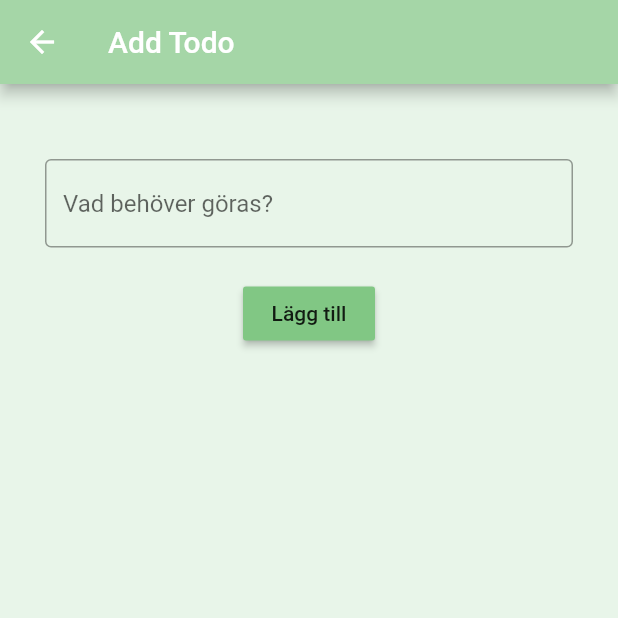
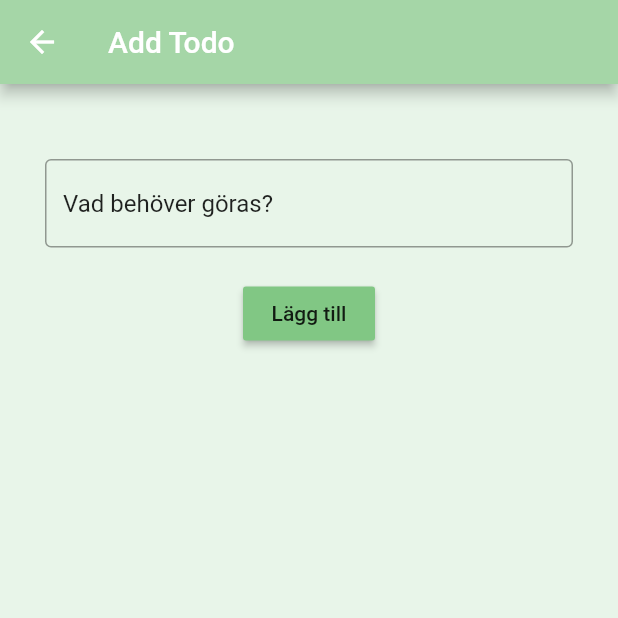
Before and after one commit to gu-tig169/gusbragsev, a Flutter app: the screen it shows after launch, after a tap on the "add circle" icon, on a phone screen of 412 x 824 dp, the top half of it. Run offline on Flutter 3.47's test engine with Material 2 defaults, Android fonts, the phone set to English and light mode, and no system bars.

Commit message:
A first try on State.

```diff
--- /dev/null
+++ b/lib/AddTodoView.dart
@@ -0,0 +1,91 @@
+import 'package:TodoApp/model.dart';
+import 'package:flutter/material.dart';
+
+class AddTodoView extends StatefulWidget {
+  final TodoRow todoRow;
+
+  AddTodoView(this.todoRow);
+
+  @override
+  State<StatefulWidget> createState() {
+    return AddTodoViewState(todoRow);
+  }
+}
+
+class AddTodoViewState extends State <AddTodoView>{
+  String todoText;
+
+  TextEditingController textEditingController;
+
+  AddTodoViewState(TodoRow todoRow) {
+    this.todoText = todoRow.todoText;
+
+    textEditingController = TextEditingController(text: todoRow.todoText);
+
+    textEditingController.addListener(() {
+      setState(() {
+        todoText = textEditingController.text;
+
+      });
+    });
+  }
+
+
+
+  @override
+  Widget build(BuildContext context) {
+    return Scaffold(
+      backgroundColor: Colors.green[50],
+      appBar: AppBar(
+        title: Text('Add Todo'),
+        backgroundColor: Colors.green[200],
+      ),
+      body: Center(
+        child: Column(
+          crossAxisAlignment: CrossAxisAlignment.start,
+          mainAxisAlignment: MainAxisAlignment.start,
+          children: [
+            Container(height: 50),
+            _todoField(),
+            Container(height: 20,),
+            _addTodo(),
+          ],
+        )
+      )
+    );
+  }
+
+  Widget _todoField() {
+    return Container(
+      margin: EdgeInsets.only(left: 30, right: 30),
+      child: TextField(
+          controller: textEditingController,
+          decoration: InputDecoration(
+          hintText: 'Vad behöver göras?',
+          fillColor: Colors.blue,
+          border: OutlineInputBorder(),
+
+        ),
+      ),
+    );
+  }
+
+  Widget _addTodo() {
+    return Row(
+      mainAxisAlignment: MainAxisAlignment.center,
+      children: [
+        RaisedButton(
+          onPressed: () {
+            Navigator.pop(
+              context,
+              TodoRow(todoText: todoText)
+            );
+          },
+          child:
+            Text('Lägg till'),
+            color: Colors.green[300],
+        ),
+      ],
+    );
+  }
+}
--- /dev/null
+++ b/lib/TodoListView.dart
@@ -0,0 +1,93 @@
+import 'package:TodoApp/model.dart';
+import 'package:flutter/material.dart';
+import 'package:provider/provider.dart';
+import 'AddTodoView.dart';
+import 'TodoList.dart';
+
+class TodoListView extends StatelessWidget {
+  @override
+  Widget build(BuildContext context) {
+    return Scaffold(
+      backgroundColor: Colors.green[50],
+      appBar: AppBar(
+        title: Text('TODO'),
+        backgroundColor: Colors.green[200],
+        actions: [
+          IconButton(
+            icon: Icon(
+              Icons.filter_list_alt),
+            onPressed: (){
+                print('Här ska det skapas filterval');
+              },
+          ),
+          Padding(
+            padding: const EdgeInsets.only(right: 30.0),
+            child: IconButton(
+              tooltip: 'Add Todo',
+              icon: Icon(
+                Icons.add_circle_rounded,
+                size: 50,
+              ),
+              onPressed: () async{
+                var newTodo = await Navigator.push(
+                  context,
+                  MaterialPageRoute(
+                    builder: (context) => AddTodoView(TodoRow(
+                      todoText: 'Vad behöver göras?'
+                    ))));
+                    if (newTodo != null) {
+                      Provider.of<MyState>(context, listen: false).addTodo(newTodo);
+                    }
+              },
+            ),
+          ),
+        ],
+      ),
+     // body: Consumer<MyState>(builder: (context, state, child) => TodoList(state.todolist)), -------- Denna behöver jag lägga till för att den ska ta emot todoList men har inte hunnit lista ut hur jag ska få den omgjord så att den wrappar det under?? Tar gärna feedback om möjligt på det.
+      body: Center(
+        child: Column(
+          mainAxisAlignment: MainAxisAlignment.spaceBetween,
+          crossAxisAlignment: CrossAxisAlignment.stretch,
+          children: [
+            _image(),
+
+          ],
+        ),
+      ),
+    );
+  }
+
+  Widget _image() {
+    return Stack(
+      children: [
+        Image(image: AssetImage('assets/images/balkong1.jpg')),
+        Positioned(
+          bottom: 0,
+          left: 0,
+          right: 0,
+          child: Container(
+            height: 50,
+            decoration: BoxDecoration(
+              gradient: LinearGradient(
+                colors: [
+                  Color.fromARGB(0, 255, 255, 255),
+                  Color.fromARGB(255, 255, 255, 255),
+                  ],
+                  begin: Alignment.topCenter,
+                  end: Alignment.bottomCenter,
+              )
+            ),
+          ),
+        ),
+        Positioned(
+          bottom: 15,
+          left: 21,
+          child: Text('Framtidsbalkong', style: TextStyle(fontSize: 30, fontWeight: FontWeight.bold),),
+        ),
+      ],
+    );
+  }
+
+
+
+}
--- a/lib/main.dart
+++ b/lib/main.dart
@@ -1,175 +1,23 @@
 import 'package:flutter/material.dart';
+import 'package:provider/provider.dart';
+import 'TodoListView.dart';
+import 'package:TodoApp/model.dart';
 
 void main() {
-  runApp(MyApp());
+  var state = MyState();
+  runApp(
+    ChangeNotifierProvider(
+      create: (context) => state,
+      child: MyApp()
+      ),
+    );
 }
 
 class MyApp extends StatelessWidget {
   @override
   Widget build(BuildContext context) {
     return MaterialApp(
-      home: MainView(),
+      home: TodoListView(),
     );
   }
 }
-
-class MainView extends StatelessWidget {
-  @override
-  Widget build(BuildContext context) {
-    return Scaffold(
-      backgroundColor: Colors.green[50],
-      appBar: AppBar(
-        title: Text('TODO'),
-        backgroundColor: Colors.green[200],
-        actions: [
-          IconButton(
-            icon: Icon(
-              Icons.filter_list_alt),
-            onPressed: (){
-                print('Här ska det skapas filterval');
-              },
-          ),
-          Padding(
-            padding: const EdgeInsets.only(right: 30.0),
-            child: IconButton(
-              tooltip: 'Add Todo',
-              icon: Icon(
-                Icons.add_circle_rounded,
-                size: 50,
-              ),
-              onPressed: () {
-                Navigator.push(
-                  context,
-                  MaterialPageRoute(builder: (context) => SecondView()));
-              },
-            ),
-          ),
-        ],
-      ),
-      body: Center(
-        child: Column(
-          mainAxisAlignment: MainAxisAlignment.spaceBetween,
-          crossAxisAlignment: CrossAxisAlignment.stretch,
-          children: [
-            _image(),
-            _todoRow('Mät soffdelen'),
-            _todoRow('Gör en tidplan'),
-            _todoRow('Mysiga kuddar'),
-            _todoRow('Krukor + växter'),
-            _todoRow('Köp en/två mattor'),
-            _todoRow('Måla det fula bordet'),
-          ],
-        ),
-      ),
-    );
-  }
-
-  Widget _image() {
-    return Stack(
-      children: [
-        Image(image: AssetImage('assets/images/balkong1.jpg')),
-        Positioned(
-          bottom: 0,
-          left: 0,
-          right: 0,
-          child: Container(
-            height: 50,
-            decoration: BoxDecoration(
-              gradient: LinearGradient(
-                colors: [
-                  Color.fromARGB(0, 255, 255, 255),
-                  Color.fromARGB(255, 255, 255, 255),
-                  ],
-                  begin: Alignment.topCenter,
-                  end: Alignment.bottomCenter,
-              )
-            ),
-          ),
-        ),
-        Positioned(
-          bottom: 15,
-          left: 21,
-          child: Text('Framtidsbalkong', style: TextStyle(fontSize: 30, fontWeight: FontWeight.bold),),
-        ),
-      ],
-    );
-  }
-
-
-  Widget _todoRow(String task) {
-    return Row(
-      children: [
-        Checkbox(
-          value: false,
-          onChanged: (val) {},
-          activeColor: Colors.black,
-          ),
-        Expanded(
-          child : Text(task, style: TextStyle(fontSize: 20)
-          ),
-        ),
-        Container(
-          child: IconButton(
-            icon: Icon(Icons.close),
-            tooltip: 'Delete',
-            onPressed: () {},
-          ),
-        ),
-      ],
-    );
-  }
-}
-
-class SecondView extends StatelessWidget {
-  @override
-  Widget build(BuildContext context) {
-    return Scaffold(
-      backgroundColor: Colors.green[50],
-      appBar: AppBar(
-        title: Text('Add Todo'),
-        backgroundColor: Colors.green[200],
-      ),
-      body: Center(
-        child: Column(
-          crossAxisAlignment: CrossAxisAlignment.start,
-          mainAxisAlignment: MainAxisAlignment.start,
-          children: [
-            Container(height: 50),
-            _todoField(),
-            Container(height: 20,),
-            _addTodo(),
-          ],
-        )
-      )
-    );
-  }
-
-  Widget _todoField() {
-    return Container(
-      margin: EdgeInsets.only(left: 30, right: 30),
-      child: TextField(
-        decoration: InputDecoration(
-          hintText: 'Vad behöver göras?',
-          fillColor: Colors.blue,
-          border: OutlineInputBorder(),
-        ),
-      ),
-    );
-  }
-
-  Widget _addTodo() {
-    return Row(
-      mainAxisAlignment: MainAxisAlignment.center,
-      children: [
-        RaisedButton(
-          onPressed: () {
-            print('Adding button pressed');
-          },
-          child:
-            Text('Lägg till'),
-            color: Colors.green[300],
-        ),
-      ],
-    );
-  }
-}
--- /dev/null
+++ b/lib/model.dart
@@ -0,0 +1,19 @@
+import 'package:flutter/material.dart';
+
+class TodoRow{
+  String todoText;
+  TodoRow({this.todoText});
+}
+
+class MyState extends ChangeNotifier{
+  List<TodoRow> _todo = [];
+
+  List<TodoRow> get list => _todo;
+
+  void addTodo(TodoRow todoRow){
+    _todo.add(todoRow);
+    notifyListeners();
+
+  }
+
+}
--- a/pubspec.yaml
+++ b/pubspec.yaml
@@ -29,6 +29,7 @@ dependencies:
   # Use with the CupertinoIcons class for iOS style icons.
   cupertino_icons: ^1.0.0
   english_words: ^3.1.5
+  provider: ^4.3.2+2
 
 dev_dependencies:
   flutter_test:
```
Also changed, not shown: lib/TodoList.dart (added, +39 -0 lines), pubspec.lock.
